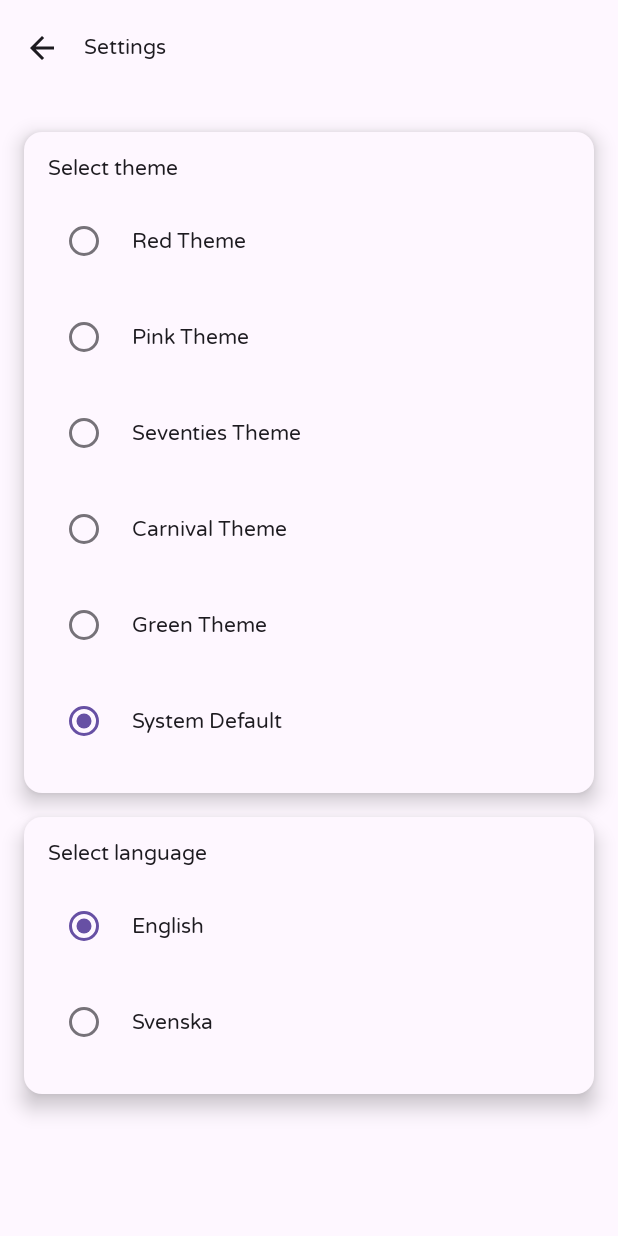
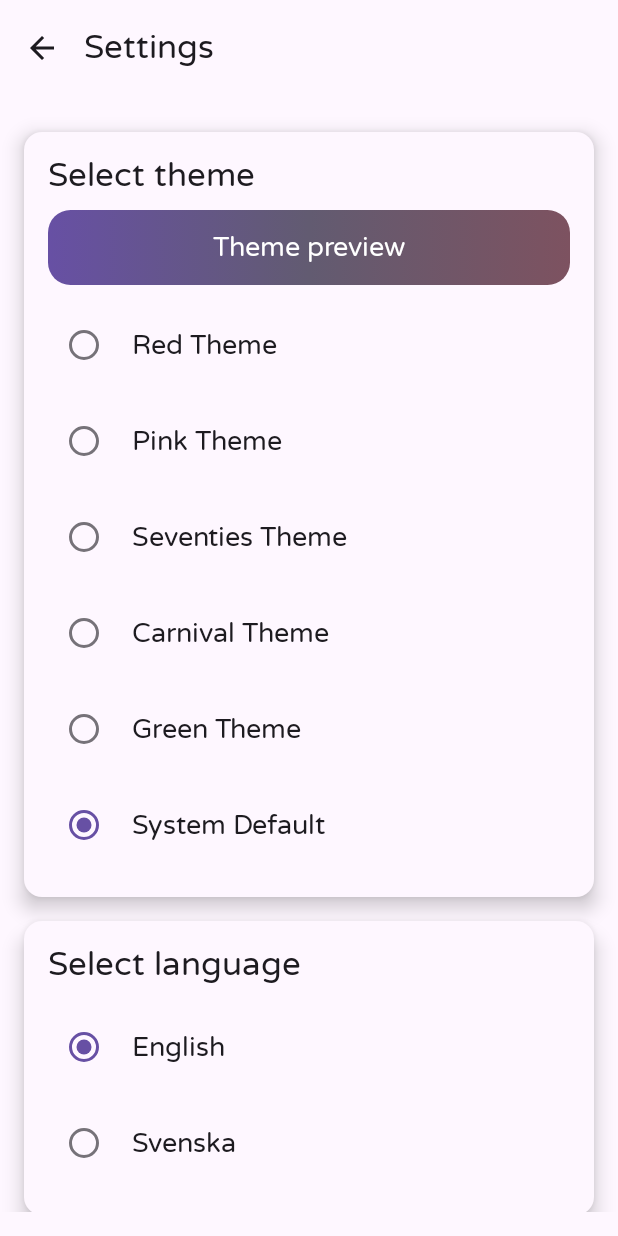
Before and after one commit to AllramEst83/CodedByKay.PureNotes, an Android app built with Jetpack Compose: the SettingsPage screen opened through its navigation route, on a phone screen of 412 x 824 dp. Run offline under Robolectric (Android 15) with nearby library versions, the phone set to English and light mode, and no system bars; our stand-ins replace livedata-compose.

Commit message:
Updated settings page with a theme preview and the use of Material typography

```diff
--- a/app/src/main/java/com/codedbykay/purenotes/components/LanguageSelectionItem.kt
+++ b/app/src/main/java/com/codedbykay/purenotes/components/LanguageSelectionItem.kt
@@ -36,7 +36,7 @@ fun LanguageSelectionItem(
         Text(
             text = languageName,
             modifier = Modifier.padding(start = 8.dp),
-            style = MaterialTheme.typography.bodyLarge
+            style = MaterialTheme.typography.bodyMedium
         )
     }
 }
--- a/app/src/main/java/com/codedbykay/purenotes/components/SettingsCard.kt
+++ b/app/src/main/java/com/codedbykay/purenotes/components/SettingsCard.kt
@@ -28,8 +28,11 @@ fun SettingsCard(
         elevation = CardDefaults.cardElevation(defaultElevation = 8.dp)
     ) {
         Column(modifier = Modifier.padding(16.dp)) {
-            Text(text = title, style = MaterialTheme.typography.titleMedium)
-            Spacer(modifier = Modifier.height(8.dp))
+            Text(
+                text = title,
+                style = MaterialTheme.typography.titleLarge
+            )
+            Spacer(modifier = Modifier.height(10.dp))
             content()
         }
     }
--- a/app/src/main/java/com/codedbykay/purenotes/components/ThemeItem.kt
+++ b/app/src/main/java/com/codedbykay/purenotes/components/ThemeItem.kt
@@ -40,7 +40,7 @@ fun ThemeItem(
         Text(
             text = stringResource(id = themeOption.displayNameRes),
             modifier = Modifier.padding(start = 8.dp),
-            style = MaterialTheme.typography.bodyLarge
+            style = MaterialTheme.typography.bodyMedium
         )
     }
 }
--- a/app/src/main/java/com/codedbykay/purenotes/pages/SettingsPage.kt
+++ b/app/src/main/java/com/codedbykay/purenotes/pages/SettingsPage.kt
@@ -1,13 +1,16 @@
 package com.codedbykay.purenotes.pages
 
 import androidx.activity.compose.BackHandler
+import androidx.compose.foundation.background
 import androidx.compose.foundation.layout.*
 import androidx.compose.foundation.lazy.LazyColumn
+import androidx.compose.foundation.shape.RoundedCornerShape
 import androidx.compose.material.icons.Icons
 import androidx.compose.material.icons.automirrored.filled.ArrowBack
 import androidx.compose.material3.ExperimentalMaterial3Api
 import androidx.compose.material3.Icon
 import androidx.compose.material3.IconButton
+import androidx.compose.material3.MaterialTheme
 import androidx.compose.material3.Scaffold
 import androidx.compose.material3.Text
 import androidx.compose.material3.TopAppBar
@@ -19,6 +22,8 @@ import androidx.compose.runtime.remember
 import androidx.compose.runtime.setValue
 import androidx.compose.ui.Alignment
 import androidx.compose.ui.Modifier
+import androidx.compose.ui.draw.clip
+import androidx.compose.ui.graphics.Brush
 import androidx.compose.ui.res.stringResource
 import androidx.compose.ui.unit.dp
 import androidx.navigation.NavHostController
@@ -90,6 +95,37 @@ fun SettingsPage(
                     SettingsCard(
                         title = stringResource(id = R.string.select_theme),
                         content = {
+
+                            Row(
+                                modifier = Modifier
+                                    .fillMaxWidth()
+                                    .padding(bottom = 8.dp)
+                            ) {
+                                Box(
+                                    modifier = Modifier
+                                        .fillMaxWidth()
+                                        .height(50.dp)
+                                        .clip(RoundedCornerShape(15.dp))
+                                        .background(
+                                            brush = Brush.horizontalGradient(
+                                                colors = listOf(
+                                                    MaterialTheme.colorScheme.primary,
+                                                    MaterialTheme.colorScheme.secondary,
+                                                    MaterialTheme.colorScheme.tertiary
+                                                )
+                                            )
+                                        ),
+                                    contentAlignment = Alignment.Center
+                                )
+                                {
+                                    Text(
+                                        text = stringResource(id = R.string.theme_preview_text),
+                                        color = MaterialTheme.colorScheme.onPrimary,
+                                        style = MaterialTheme.typography.bodyMedium
+                                    )
+                                }
+                            }
+
                             ThemeData.themeOptions.forEach { themeOption ->
                                 ThemeItem(
                                     currentTheme = settingsViewModel.themeMode,
--- a/app/src/main/java/com/codedbykay/purenotes/ui/theme/Type.kt
+++ b/app/src/main/java/com/codedbykay/purenotes/ui/theme/Type.kt
@@ -5,6 +5,7 @@ import androidx.compose.ui.text.TextStyle
 import androidx.compose.ui.text.font.Font
 import androidx.compose.ui.text.font.FontFamily
 import androidx.compose.ui.text.font.FontWeight
+import androidx.compose.ui.unit.sp
 import com.codedbykay.purenotes.R
 
 val AppFontFamily = FontFamily(
@@ -18,11 +19,19 @@ val AppTypography = Typography(
     headlineLarge = TextStyle(fontFamily = AppFontFamily),
     headlineMedium = TextStyle(fontFamily = AppFontFamily),
     headlineSmall = TextStyle(fontFamily = AppFontFamily),
-    titleLarge = TextStyle(fontFamily = AppFontFamily),
+    titleLarge = TextStyle(
+        fontFamily = AppFontFamily,
+        fontSize = 22.sp,
+        fontWeight = FontWeight.Normal
+    ),
     titleMedium = TextStyle(fontFamily = AppFontFamily),
     titleSmall = TextStyle(fontFamily = AppFontFamily),
     bodyLarge = TextStyle(fontFamily = AppFontFamily),
-    bodyMedium = TextStyle(fontFamily = AppFontFamily),
+    bodyMedium = TextStyle(
+        fontFamily = AppFontFamily,
+        fontSize = 18.sp,
+        fontWeight = FontWeight.Normal
+    ),
     bodySmall = TextStyle(fontFamily = AppFontFamily),
     labelLarge = TextStyle(fontFamily = AppFontFamily),
     labelMedium = TextStyle(fontFamily = AppFontFamily),
--- a/app/src/main/res/values/strings.xml
+++ b/app/src/main/res/values/strings.xml
@@ -93,4 +93,5 @@
     <string name="notification_permission_required">Notification permission is required for notifications</string>
     <string name="enable_exact_alarms">Please enable exact alarms for timely notifications.</string>
     <string name="enable_dnd_access">Please allow \\\'Do Not Disturb\\\' access for better notifications.</string>
+    <string name="theme_preview_text">Theme preview</string>
 </resources>
```
Also changed, not shown: 1 other file.
